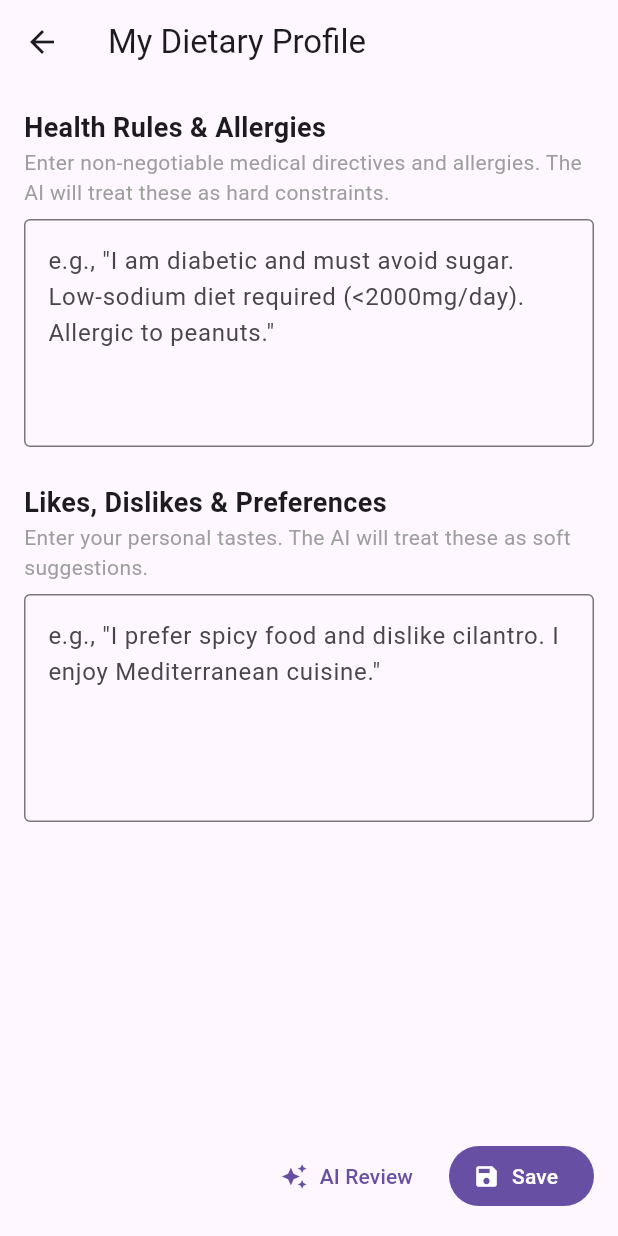
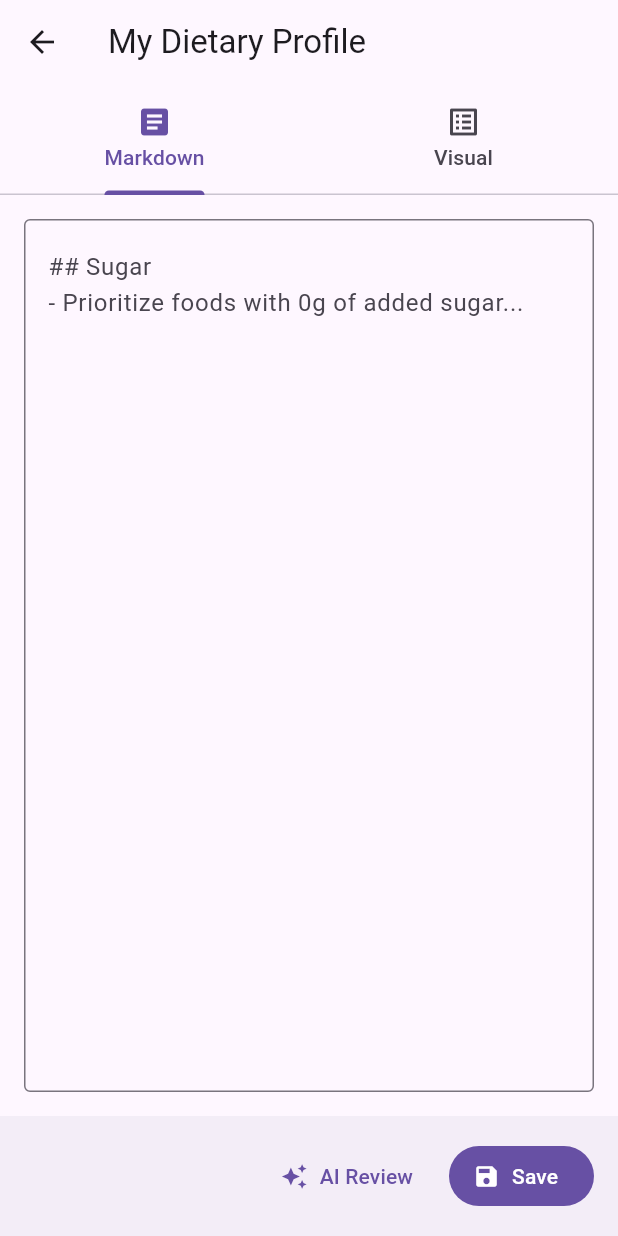
Before and after one commit to cernel-joson/recette, a Flutter app: the DietaryProfileScreen screen opened directly, on a phone screen of 412 x 824 dp. Run offline on Flutter 3.47's test engine with Material 3 defaults, Android fonts, the phone set to English and light mode, and no system bars; our stand-ins replace file_picker, firebase_core, firebase_crashlytics, image_picker, package_info_plus, pdf and 4 more; missing offline and left inert: receive_sharing_intent; accounts and stored records are empty; statements that could not run were skipped.

Commit message:
Redesign dietary profile screen and service

```diff
--- a/lib/features/dietary_profile/data/models/dietary_profile_model.dart
+++ b/lib/features/dietary_profile/data/models/dietary_profile_model.dart
@@ -1,18 +1,13 @@
+// lib/features/dietary_profile/data/models/dietary_profile_model.dart
 import 'package:recette/core/utils/utils.dart';
 
-/// A model to represent the user's dietary profile.
-///
-/// By implementing [Fingerprintable], we can use our generic helper
-/// to generate a consistent hash of its content.
 class DietaryProfile implements Fingerprintable {
-  final String rules;
-  final String preferences;
+  final String markdownText;
 
-  DietaryProfile({this.rules = '', this.preferences = ''});
+  DietaryProfile({this.markdownText = ''});
 
-  /// A computed property that combines the rules and preferences
-  /// into a single string for AI analysis.
-  String get fullProfileText => '$rules\n\n$preferences'.trim();
+  // The fullProfileText is now just the markdownText.
+  String get fullProfileText => markdownText.trim();
 
   @override
   String get fingerprintableString => fullProfileText;
--- a/lib/features/dietary_profile/data/services/profile_service.dart
+++ b/lib/features/dietary_profile/data/services/profile_service.dart
@@ -2,38 +2,18 @@
 import 'package:shared_preferences/shared_preferences.dart';
 import 'package:recette/features/dietary_profile/data/models/dietary_profile_model.dart';
 
-class ProfileReview {
-  final String suggestedRules;
-  final String suggestedPreferences;
-
-  ProfileReview({
-    required this.suggestedRules,
-    required this.suggestedPreferences,
-  });
-
-  factory ProfileReview.fromJson(Map<String, dynamic> json) {
-    return ProfileReview(
-      suggestedRules: json['suggested_rules'] ?? '',
-      suggestedPreferences: json['suggested_preferences'] ?? '',
-    );
-  }
-}
-
 class ProfileService {
-  static const _rulesKey = 'dietary_profile_rules';
-  static const _preferencesKey = 'dietary_profile_preferences';
+  static const _profileKey = 'dietary_profile_markdown';
 
   static Future<void> saveProfile(DietaryProfile profile) async {
     final prefs = await SharedPreferences.getInstance();
-    await prefs.setString(_rulesKey, profile.rules);
-    await prefs.setString(_preferencesKey, profile.preferences);
+    await prefs.setString(_profileKey, profile.markdownText);
   }
 
   static Future<DietaryProfile> loadProfile() async {
     final prefs = await SharedPreferences.getInstance();
     return DietaryProfile(
-      rules: prefs.getString(_rulesKey) ?? '',
-      preferences: prefs.getString(_preferencesKey) ?? '',
+      markdownText: prefs.getString(_profileKey) ?? '',
     );
   }
 }
--- /dev/null
+++ b/lib/features/dietary_profile/data/utils/profile_parser.dart
@@ -0,0 +1,64 @@
+// lib/features/dietary_profile/data/utils/profile_parser.dart
+
+import 'package:flutter/foundation.dart';
+
+// A data class to hold a single rule.
+@immutable
+class ProfileRule {
+  final String text;
+  final int indentation;
+
+  const ProfileRule({required this.text, this.indentation = 0});
+}
+
+// A data class to hold a category (an ExpansionTile) and its list of rules.
+@immutable
+class ProfileCategory {
+  final String title;
+  final List<ProfileRule> rules;
+
+  const ProfileCategory({required this.title, required this.rules});
+}
+
+/// A utility class to parse a Markdown string into a structured list of categories and rules.
+class ProfileParser {
+  static List<ProfileCategory> parse(String markdownText) {
+    final lines = markdownText.split('\n');
+    final categories = <ProfileCategory>[];
+
+    // Check for the fallback case: unstructured text with no headings.
+    if (!lines.any((line) => line.trim().startsWith('## '))) {
+      final rules = lines
+          .where((line) => line.trim().isNotEmpty)
+          .map((line) => ProfileRule(text: line.trim()))
+          .toList();
+      if (rules.isNotEmpty) {
+        return [ProfileCategory(title: 'General Guidelines', rules: rules)];
+      }
+      return [];
+    }
+
+    // Process the structured Markdown
+    List<ProfileRule>? currentRules;
+    for (final line in lines) {
+      final trimmedLine = line.trim();
+      if (trimmedLine.isEmpty) continue;
+
+      if (trimmedLine.startsWith('## ')) {
+        // Start a new category.
+        final title = trimmedLine.substring(3).trim();
+        categories.add(ProfileCategory(title: title, rules: []));
+        currentRules = categories.last.rules;
+      } else if (trimmedLine.startsWith('- ') || trimmedLine.startsWith('* ')) {
+        if (currentRules != null) {
+          // Calculate indentation for nested rules
+          final indentation = line.indexOf(trimmedLine.trimLeft());
+          final ruleText = trimmedLine.substring(2).trim();
+          currentRules.add(ProfileRule(text: ruleText, indentation: indentation));
+        }
+      }
+    }
+
+    return categories;
+  }
+}
--- a/lib/features/dietary_profile/presentation/screens/dietary_profile_screen.dart
+++ b/lib/features/dietary_profile/presentation/screens/dietary_profile_screen.dart
@@ -3,9 +3,10 @@ import 'dart:convert';
 import 'package:flutter/material.dart';
 import 'package:provider/provider.dart';
 import 'package:recette/core/jobs/logic/job_manager.dart';
+import 'package:recette/features/dietary_profile/data/models/dietary_profile_model.dart';
 import 'package:recette/features/dietary_profile/data/services/profile_service.dart';
-import 'package:recette/features/dietary_profile/data/models/dietary_profile_model.dart';
-import 'profile_review_screen.dart';
+import 'package:recette/features/dietary_profile/data/utils/profile_parser.dart';
+
 
 class DietaryProfileScreen extends StatefulWidget {
   const DietaryProfileScreen({super.key});
@@ -14,16 +15,18 @@ class DietaryProfileScreen extends StatefulWidget {
   State<DietaryProfileScreen> createState() => _DietaryProfileScreenState();
 }
 
-class _DietaryProfileScreenState extends State<DietaryProfileScreen> {
-  final _rulesController = TextEditingController();
-  final _preferencesController = TextEditingController();
-
+class _DietaryProfileScreenState extends State<DietaryProfileScreen> with SingleTickerProviderStateMixin {
+  final _textController = TextEditingController();
+  late TabController _tabController;
   bool _isLoading = true;
   bool _isSaving = false;
 
+  // NEW: Add a listener to rebuild the visual tab when the text changes.
   @override
   void initState() {
     super.initState();
+    _tabController = TabController(length: 2, vsync: this);
+    _textController.addListener(() => setState(() {})); // This triggers rebuilds
     _loadProfile();
   }
 
@@ -32,8 +35,7 @@ class _DietaryProfileScreenState extends State<DietaryProfileScreen> {
     final profile = await ProfileService.loadProfile();
     if (mounted) {
       setState(() {
-        _rulesController.text = profile.rules;
-        _preferencesController.text = profile.preferences;
+        _textController.text = profile.markdownText;
         _isLoading = false;
       });
     }
@@ -41,14 +43,8 @@ class _DietaryProfileScreenState extends State<DietaryProfileScreen> {
 
   Future<void> _saveProfile() async {
     setState(() { _isSaving = true; });
-
-    final newProfile = DietaryProfile(
-      rules: _rulesController.text,
-      preferences: _preferencesController.text,
-    );
-
+    final newProfile = DietaryProfile(markdownText: _textController.text);
     await ProfileService.saveProfile(newProfile);
-
     if (mounted) {
       ScaffoldMessenger.of(context).showSnackBar(
         const SnackBar(
@@ -61,12 +57,9 @@ class _DietaryProfileScreenState extends State<DietaryProfileScreen> {
 
   Future<void> _runAiReview() async {
     final jobManager = Provider.of<JobManager>(context, listen: false);
-    final profile = DietaryProfile(
-      rules: _rulesController.text,
-      preferences: _preferencesController.text,
-    );
+    final profileText = _textController.text;
 
-    if (profile.fullProfileText.trim().isEmpty) {
+    if (profileText.trim().isEmpty) {
       ScaffoldMessenger.of(context).showSnackBar(
         const SnackBar(
             content: Text('Profile is empty. Nothing to review.'),
@@ -75,9 +68,7 @@ class _DietaryProfileScreenState extends State<DietaryProfileScreen> {
       return;
     }
 
-    final requestPayload = json.encode({
-      'profile_text': profile.fullProfileText,
-    });
+    final requestPayload = json.encode({'profile_text': profileText});
 
     await jobManager.submitJob(
       jobType: 'profile_review',
@@ -94,68 +85,31 @@ class _DietaryProfileScreenState extends State<DietaryProfileScreen> {
     }
   }
 
-
   @override
   void dispose() {
-    _rulesController.dispose();
-    _preferencesController.dispose();
+    _textController.dispose();
+    _tabController.dispose();
     super.dispose();
   }
 
   @override
   Widget build(BuildContext context) {
+    // Parse the markdown text on every build.
+    final parsedCategories = ProfileParser.parse(_textController.text);
+
     return Scaffold(
       appBar: AppBar(
         title: const Text('My Dietary Profile'),
-      ),
-      body: _isLoading
-          ? const Center(child: CircularProgressIndicator())
-          : Padding(
-              padding: const EdgeInsets.all(16.0),
-              child: Column(
-                crossAxisAlignment: CrossAxisAlignment.stretch,
-                children: [
-                  // Section for Health Rules
-                  const Text(
-                    'Health Rules & Allergies',
-                    style: TextStyle(fontSize: 18, fontWeight: FontWeight.bold),
-                  ),
-                  const Text(
-                    'Enter non-negotiable medical directives and allergies. The AI will treat these as hard constraints.',
-                    style: TextStyle(color: Colors.grey),
-                  ),
-                  const SizedBox(height: 8),
-                  TextField(
-                    controller: _rulesController,
-                    maxLines: 5,
-                    decoration: const InputDecoration(
-                      hintText: 'e.g., "I am diabetic and must avoid sugar. Low-sodium diet required (<2000mg/day). Allergic to peanuts."',
-                      border: OutlineInputBorder(),
+        bottom: TabBar(
+          controller: _tabController,
+          tabs: const [
+            Tab(icon: Icon(Icons.article), text: 'Markdown'),
+            Tab(icon: Icon(Icons.list_alt), text: 'Visual'),
+          ],
         ),
       ),
-                  const SizedBox(height: 24),
-
-                  // Section for Likes and Preferences
-                  const Text(
-                    'Likes, Dislikes & Preferences',
-                     style: TextStyle(fontSize: 18, fontWeight: FontWeight.bold),
-                  ),
-                  const Text(
-                    'Enter your personal tastes. The AI will treat these as soft suggestions.',
-                     style: TextStyle(color: Colors.grey),
-                  ),
-                  const SizedBox(height: 8),
-                  TextField(
-                    controller: _preferencesController,
-                    maxLines: 5,
-                    decoration: const InputDecoration(
-                      hintText: 'e.g., "I prefer spicy food and dislike cilantro. I enjoy Mediterranean cuisine."',
-                      border: OutlineInputBorder(),
-                    ),
-                  ),
-                  const Spacer(),
-                  // NEW: A row with two distinct buttons
-                  Row(
+      bottomNavigationBar: BottomAppBar(
+        child: Row(
           mainAxisAlignment: MainAxisAlignment.end,
           children: [
             TextButton.icon(
@@ -172,9 +126,52 @@ class _DietaryProfileScreenState extends State<DietaryProfileScreen> {
               label: const Text('Save'),
             ),
           ],
-                  )
+        ),
+      ),
+      body: _isLoading
+          ? const Center(child: CircularProgressIndicator())
+          : TabBarView(
+              controller: _tabController,
+              children: [
+                // Markdown Editor Tab
+                Padding(
+                  padding: const EdgeInsets.all(16.0),
+                  child: TextField(
+                    controller: _textController,
+                    maxLines: null, // Allows infinite lines
+                    expands: true,
+                    textAlignVertical: TextAlignVertical.top,
+                    decoration: const InputDecoration(
+                      hintText: '## Sugar\n- Prioritize foods with 0g of added sugar...',
+                      border: OutlineInputBorder(),
+                    ),
+                  ),
+                ),
+
+                // --- NEW: Visual Editor Tab ---
+                ListView.builder(
+                  padding: const EdgeInsets.all(8.0),
+                  itemCount: parsedCategories.length,
+                  itemBuilder: (context, index) {
+                    final category = parsedCategories[index];
+                    return Card(
+                      elevation: 2,
+                      margin: const EdgeInsets.symmetric(vertical: 4.0),
+                      child: ExpansionTile(
+                        title: Text(category.title, style: const TextStyle(fontWeight: FontWeight.bold)),
+                        initiallyExpanded: true,
+                        children: category.rules.map((rule) {
+                          return ListTile(
+                            contentPadding: EdgeInsets.only(left: 16.0 + (rule.indentation * 16.0), right: 16.0),
+                            title: Text(rule.text),
+                            // We will add onTap for editing in the next phase
+                          );
+                        }).toList(),
+                      ),
+                    );
+                  },
+                ),
               ],
-              ),
             ),
     );
   }
```
Also changed, not shown: lib/features/dietary_profile/presentation/screens/profile_review_screen.dart (deleted, +0 -129 lines). Lines whose indentation alone changed are shown as unchanged.
